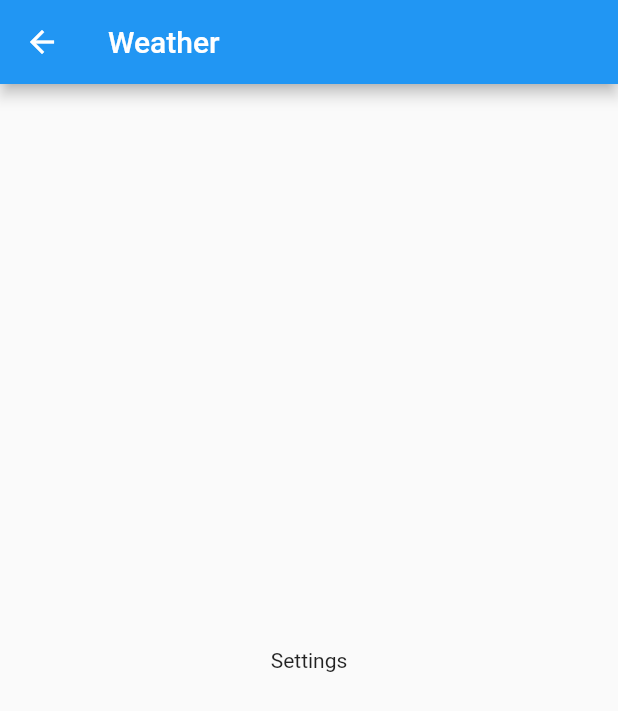
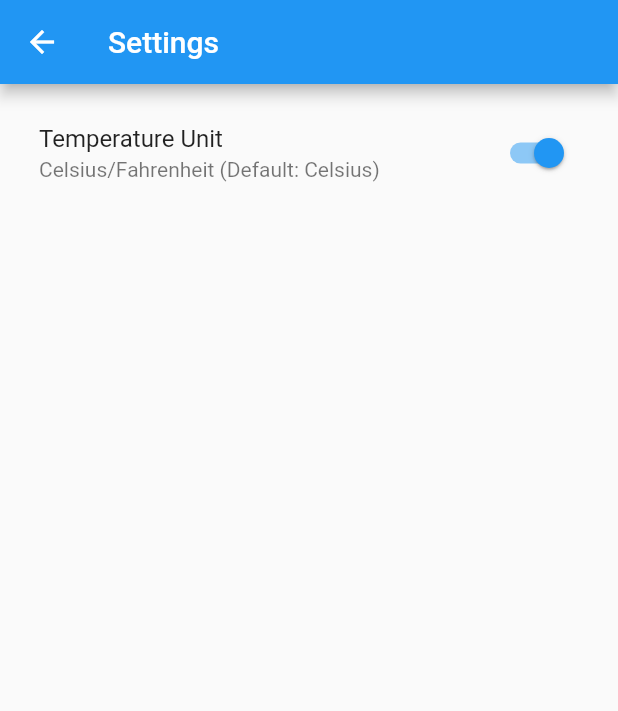
Before and after one commit to jyryuitpro/weather_provider, a Flutter app: the SettingsPage screen opened directly, on a phone screen of 412 x 824 dp. Shown: the top 711 px of the screen. Run offline on Flutter 3.47's test engine with Material 2 defaults, Android fonts, the phone set to English and light mode, and no system bars; our stand-ins replace equatable.

Commit message:
TempSettingsState, TempSettings ChangeNotifier & SettingsPage UI

```diff
--- a/lib/main.dart
+++ b/lib/main.dart
@@ -2,6 +2,7 @@ import 'package:flutter/material.dart';
 import 'package:provider/provider.dart';
 import 'package:http/http.dart' as http;
 import 'package:weather_provider/pages/home_page.dart';
+import 'package:weather_provider/providers/temp_settings_provider.dart';
 import 'package:weather_provider/providers/weather_provider.dart';
 import 'package:weather_provider/repositories/weather_repository.dart';
 import 'package:weather_provider/services/weather_api_services.dart';
@@ -29,6 +30,9 @@ class MyApp extends StatelessWidget {
             weatherRepository: context.read<WeatherRepository>(),
           ),
         ),
+        ChangeNotifierProvider<TempSettingsProvider>(
+          create: (context) => TempSettingsProvider(),
+        ),
       ],
       child: MaterialApp(
         title: 'Weather App',
--- a/lib/pages/settings_page.dart
+++ b/lib/pages/settings_page.dart
@@ -1,21 +1,31 @@
 import 'package:flutter/material.dart';
+import 'package:provider/provider.dart';
+import 'package:weather_provider/providers/temp_settings_provider.dart';
 
-class SettingsPage extends StatefulWidget {
+class SettingsPage extends StatelessWidget {
   const SettingsPage({Key? key}) : super(key: key);
 
-  @override
-  _SettingsPageState createState() => _SettingsPageState();
-}
-
-class _SettingsPageState extends State<SettingsPage> {
   @override
   Widget build(BuildContext context) {
     return Scaffold(
       appBar: AppBar(
-        title: Text('Weather'),
+        title: Text('Settings'),
       ),
-      body: Center(
-        child: Text('Settings'),
+      body: Padding(
+        padding: const EdgeInsets.symmetric(
+          horizontal: 10.0,
+          vertical: 10.0,
+        ),
+        child: ListTile(
+          title: Text('Temperature Unit'),
+          subtitle: Text('Celsius/Fahrenheit (Default: Celsius)'),
+          trailing: Switch(
+            value: context.watch<TempSettingsProvider>().state.tempUnit == TempUnit.celsius,
+            onChanged: (_) {
+              context.read<TempSettingsProvider>().toggleTempUnit();
+            },
+          ),
+        ),
       ),
     );
   }
--- /dev/null
+++ b/lib/providers/temp_settings_provider.dart
@@ -0,0 +1,49 @@
+import 'package:equatable/equatable.dart';
+import 'package:flutter/foundation.dart';
+
+enum TempUnit {
+  celsius,
+  fahrenheit,
+}
+
+class TempSettingsState extends Equatable {
+  final TempUnit tempUnit;
+
+  TempSettingsState({
+    this.tempUnit = TempUnit.celsius,
+  });
+
+  factory TempSettingsState.initial() {
+    return TempSettingsState();
+  }
+
+  @override
+  List<Object?> get props => [tempUnit];
+
+  @override
+  bool get stringify => true;
+
+  TempSettingsState copyWith({
+    TempUnit? tempUnit,
+  }) {
+    return TempSettingsState(
+      tempUnit: tempUnit ?? this.tempUnit,
+    );
+  }
+}
+
+class TempSettingsProvider with ChangeNotifier {
+  TempSettingsState _state = TempSettingsState.initial();
+
+  TempSettingsState get state => _state;
+
+  void toggleTempUnit() {
+    _state = _state.copyWith(
+      tempUnit: _state.tempUnit == TempUnit.celsius
+          ? TempUnit.fahrenheit
+          : TempUnit.celsius,
+    );
+    print('temp unit: $_state');
+    notifyListeners();
+  }
+}
```
Also changed, not shown: lib/pages/home_page.dart (+24 -1 lines).
